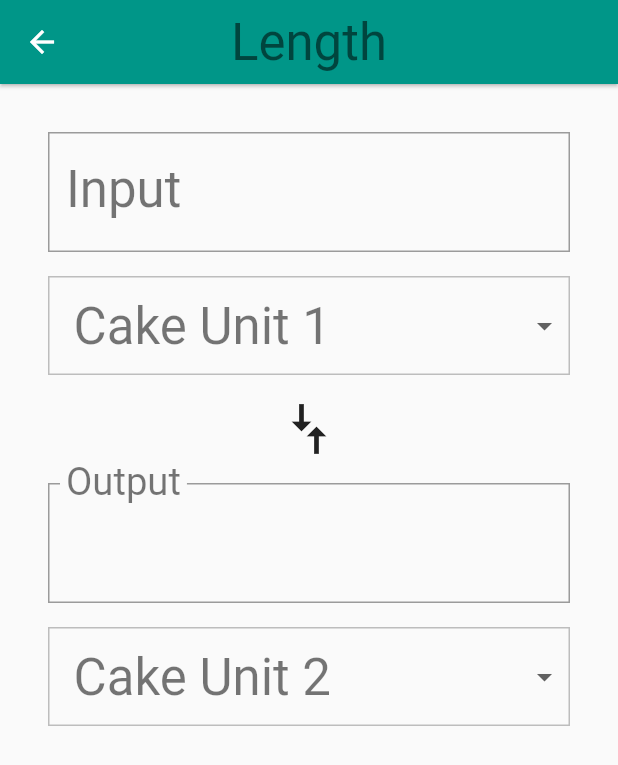
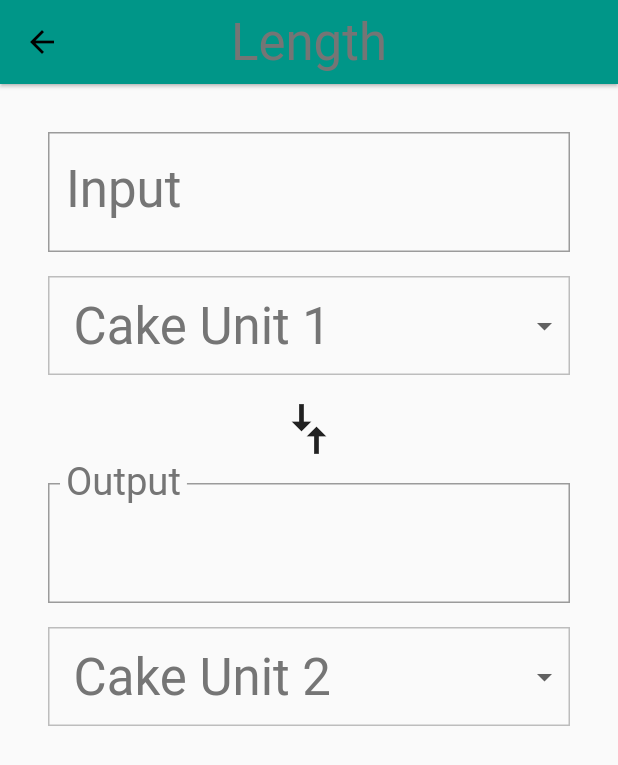
Before and after one commit to SabalNiroula/Personal_project, a Flutter app: the screen it shows after launch, after a tap on "Length", on a phone screen of 412 x 824 dp. Shown: the top 765 px of the screen. Run offline on Flutter 3.47's test engine with Material 2 defaults, Android fonts, the phone set to English and light mode, and no system bars.

Commit message:
Some small changes have been made

```diff
--- a/lib/category.dart
+++ b/lib/category.dart
@@ -57,9 +57,14 @@ class Category extends StatelessWidget {
           ),
           body: ConverterRoute(
             ///To display the color and the units conversion we need the these parameter so we send them too.
+            ///sending from here can be used to populate using the color and units
             color: color,
             units: units,
           ),
+
+          /// This prevents the attempt to resize the screen when the keyboard
+          /// is opened
+          resizeToAvoidBottomPadding: false,
         );
       },
     ));
@@ -85,9 +90,7 @@ class Category extends StatelessWidget {
           splashColor: color,
           // We can use either the () => function() or the () { function(); }
           // syntax.
-          onTap: () {
-            navigateToConverter(context);
-          },
+          onTap: () => navigateToConverter(context),
           child: Padding(
             padding: EdgeInsets.all(8.0),
             child: Row(
--- a/lib/main.dart
+++ b/lib/main.dart
@@ -17,10 +17,19 @@ void main() {
 class UnitConverterApp extends StatelessWidget {
   @override
   Widget build(BuildContext context) {
-
     return MaterialApp(
       debugShowCheckedModeBanner: false,
       title: 'Unit Converter',
+      theme: ThemeData(
+        textTheme: Theme.of(context).textTheme.apply(
+              bodyColor: Colors.black,
+              displayColor: Colors.grey[600],
+            ),
+        primaryColor: Colors.grey[500],
+        textSelectionTheme: TextSelectionThemeData(
+          selectionHandleColor: Colors.green[500],
+        ),
+      ),
       home: CategoryRoute(),
     );
   }
```
